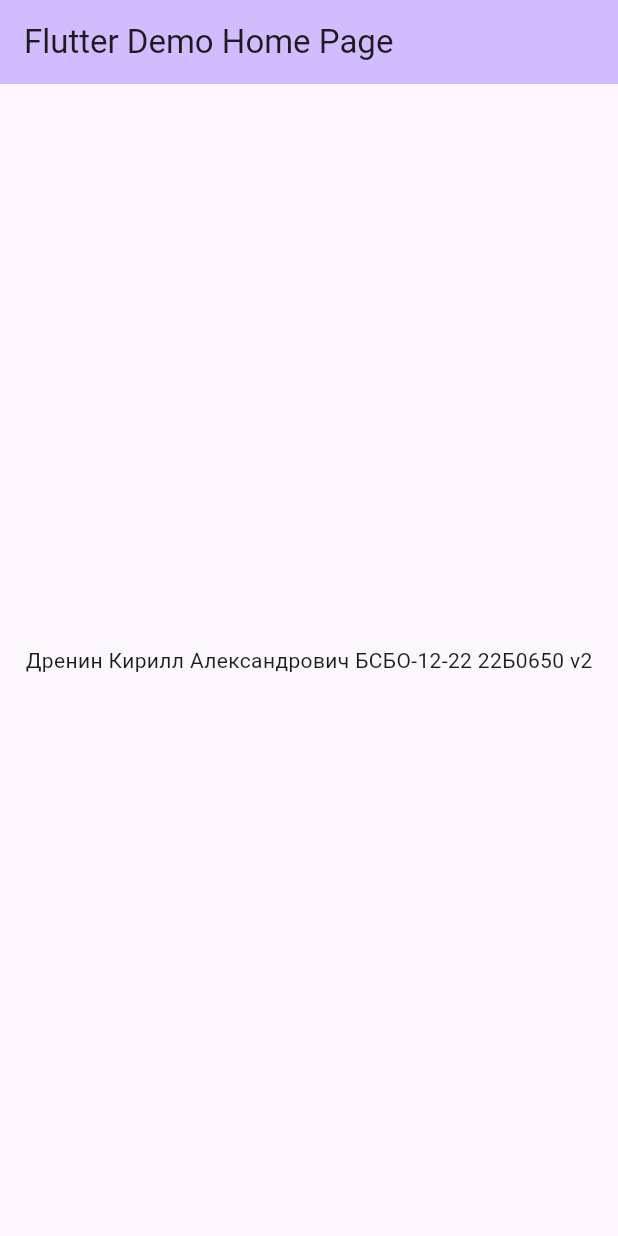
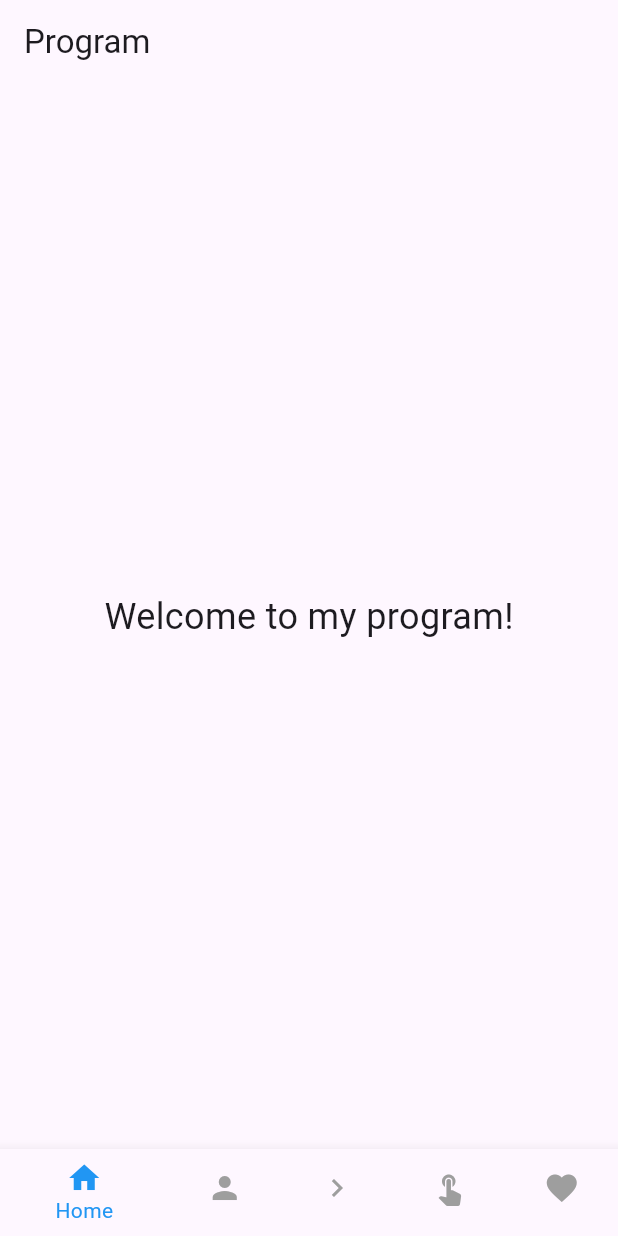
Before and after one commit to nFeen/dart-project, a Flutter app: the screen it shows after launch, on a phone screen of 412 x 824 dp. Run offline on Flutter 3.47's test engine with Material 3 defaults, Android fonts, the phone set to English and light mode, and no system bars.

Commit message:
first_project

```diff
--- a/lib/main.dart
+++ b/lib/main.dart
@@ -1,105 +1,125 @@
 import 'package:flutter/material.dart';
 
 void main() {
-  runApp(const MyApp());
+  runApp(MyApp());
 }
 
 class MyApp extends StatelessWidget {
-  const MyApp({super.key});
-
-  // This widget is the root of your application.
   @override
   Widget build(BuildContext context) {
     return MaterialApp(
-      title: 'Flutter Demo',
+      title: 'Program',
       theme: ThemeData(
-        // This is the theme of your application.
-        //
-        // TRY THIS: Try running your application with "flutter run". You'll see
-        // the application has a purple toolbar. Then, without quitting the app,
-        // try changing the seedColor in the colorScheme below to Colors.green
-        // and then invoke "hot reload" (save your changes or press the "hot
-        // reload" button in a Flutter-supported IDE, or press "r" if you used
-        // the command line to start the app).
-        //
-        // Notice that the counter didn't reset back to zero; the application
-        // state is not lost during the reload. To reset the state, use hot
-        // restart instead.
-        //
-        // This works for code too, not just values: Most code changes can be
-        // tested with just a hot reload.
-        colorScheme: ColorScheme.fromSeed(seedColor: Colors.deepPurple),
-        useMaterial3: true,
+        primarySwatch: Colors.blue,
       ),
-      home: const MyHomePage(title: 'Flutter Demo Home Page'),
+      home: MyHomePage(),
     );
   }
 }
 
 class MyHomePage extends StatefulWidget {
-  const MyHomePage({super.key, required this.title});
-
-  // This widget is the home page of your application. It is stateful, meaning
-  // that it has a State object (defined below) that contains fields that affect
-  // how it looks.
-
-  // This class is the configuration for the state. It holds the values (in this
-  // case the title) provided by the parent (in this case the App widget) and
-  // used by the build method of the State. Fields in a Widget subclass are
-  // always marked "final".
-
-  final String title;
-
   @override
-  State<MyHomePage> createState() => _MyHomePageState();
+  _MyHomePageState createState() => _MyHomePageState();
 }
 
 class _MyHomePageState extends State<MyHomePage> {
+  int _selectedIndex = 0;
+
+  void _onItemTapped(int index) {
+    setState(() {
+      _selectedIndex = index;
+    });
+  }
 
   @override
   Widget build(BuildContext context) {
-    // This method is rerun every time setState is called, for instance as done
-    // by the _incrementCounter method above.
-    //
-    // The Flutter framework has been optimized to make rerunning build methods
-    // fast, so that you can just rebuild anything that needs updating rather
-    // than having to individually change instances of widgets.
-    return Scaffold(
-      appBar: AppBar(
-        // TRY THIS: Try changing the color here to a specific color (to
-        // Colors.amber, perhaps?) and trigger a hot reload to see the AppBar
-        // change color while the other colors stay the same.
-        backgroundColor: Theme.of(context).colorScheme.inversePrimary,
-        // Here we take the value from the MyHomePage object that was created by
-        // the App.build method, and use it to set our appbar title.
-        title: Text(widget.title),
+    List<Widget> _widgetOptions = <Widget>[
+      const Center(
+        child: Text(
+          'Welcome to my program!',
+          style: TextStyle(fontSize: 24.0),
+        ),
       ),
-      body: const Center(
-        // Center is a layout widget. It takes a single child and positions it
-        // in the middle of the parent.
+      Center(
         child: Column(
-          // Column is also a layout widget. It takes a list of children and
-          // arranges them vertically. By default, it sizes itself to fit its
-          // children horizontally, and tries to be as tall as its parent.
-          //
-          // Column has various properties to control how it sizes itself and
-          // how it positions its children. Here we use mainAxisAlignment to
-          // center the children vertically; the main axis here is the vertical
-          // axis because Columns are vertical (the cross axis would be
-          // horizontal).
-          //
-          // TRY THIS: Invoke "debug painting" (choose the "Toggle Debug Paint"
-          // action in the IDE, or press "p" in the console), to see the
-          // wireframe for each widget.
           mainAxisAlignment: MainAxisAlignment.center,
-          children: <Widget>[
-            Text(
-              'Дренин Кирилл Александрович БСБО-12-22 22Б0650 v2',
+          children: [
+            const TextField(
+              decoration: InputDecoration(
+                hintText: 'Enter your name',
+              ),
+            ),
+            const SizedBox(height: 20.0),
+            ElevatedButton(
+              onPressed: () {},
+              child: const Text('Submit'),
             ),
           ],
         ),
       ),
-    // This trailing comma makes auto-formatting nicer for build methods.
+      Center(
+        child: GestureDetector(
+          child: Container(
+            width: 200,
+            height: 200,
+            color: Colors.blue,
+            child: const Center(
+              child: Text(
+                'Go to the next page!',
+                style: TextStyle(color: Colors.white, fontSize: 18.0),
+              ),
+            ),
+          ),
+        ),
+      ),
+      Center(
+        child: ElevatedButton(
+          onPressed: () {},
+          child: const Text('Click me!'),
+        ),
+      ),
+      const Center(
+        child: Icon(
+          Icons.favorite,
+          size: 100.0,
+          color: Colors.red,
+        ),
+      ),
+    ];
+
+    return Scaffold(
+      appBar: AppBar(
+        title: const Text('Program'),
+      ),
+      body: _widgetOptions.elementAt(_selectedIndex),
+      bottomNavigationBar: BottomNavigationBar(
+        items: const <BottomNavigationBarItem>[
+          BottomNavigationBarItem(
+            icon: Icon(Icons.home),
+            label: 'Home',
+          ),
+          BottomNavigationBarItem(
+            icon: Icon(Icons.person),
+            label: 'Profile',
+          ),
+          BottomNavigationBarItem(
+            icon: Icon(Icons.navigate_next),
+            label: 'Next Page',
+          ),
+          BottomNavigationBarItem(
+            icon: Icon(Icons.touch_app),
+            label: 'Click Me',
+          ),
+          BottomNavigationBarItem(
+            icon: Icon(Icons.favorite),
+            label: 'Favorite',
+          ),
+        ],
+        currentIndex: _selectedIndex,
+        selectedItemColor: Colors.blue,
+        unselectedItemColor: Colors.grey,
+        onTap: _onItemTapped,
+      ),
     );
   }
 }
--- a/pubspec.yaml
+++ b/pubspec.yaml
@@ -45,7 +45,7 @@ dev_dependencies:
   # activated in the `analysis_options.yaml` file located at the root of your
   # package. See that file for information about deactivating specific lint
   # rules and activating additional ones.
-  flutter_lints: ^2.0.0
+  flutter_lints: ^3.0.1
 
 # For information on the generic Dart part of this file, see the
 # following page: https://dart.dev/tools/pub/pubspec
```
Also changed, not shown: pubspec.lock, 1 other file.
